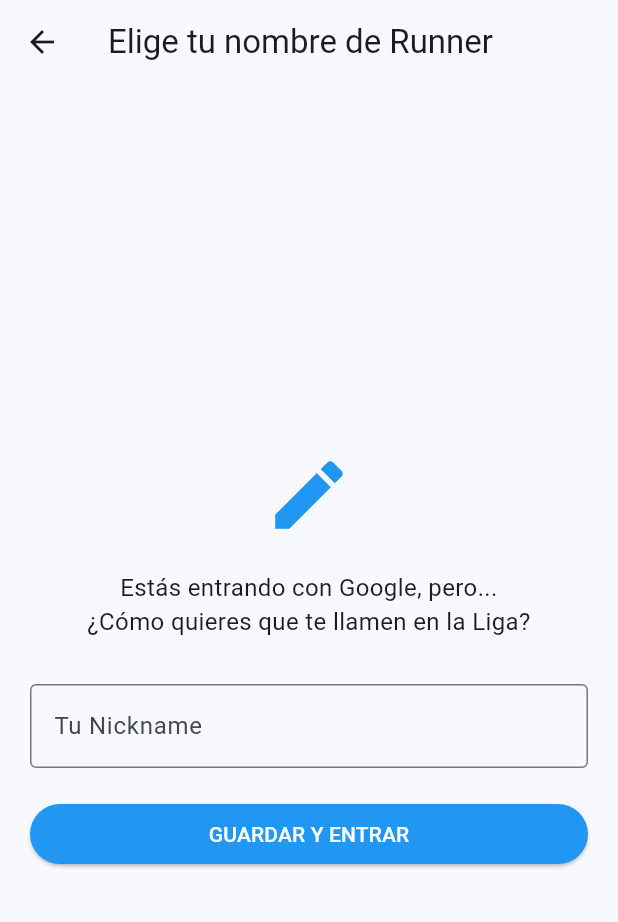
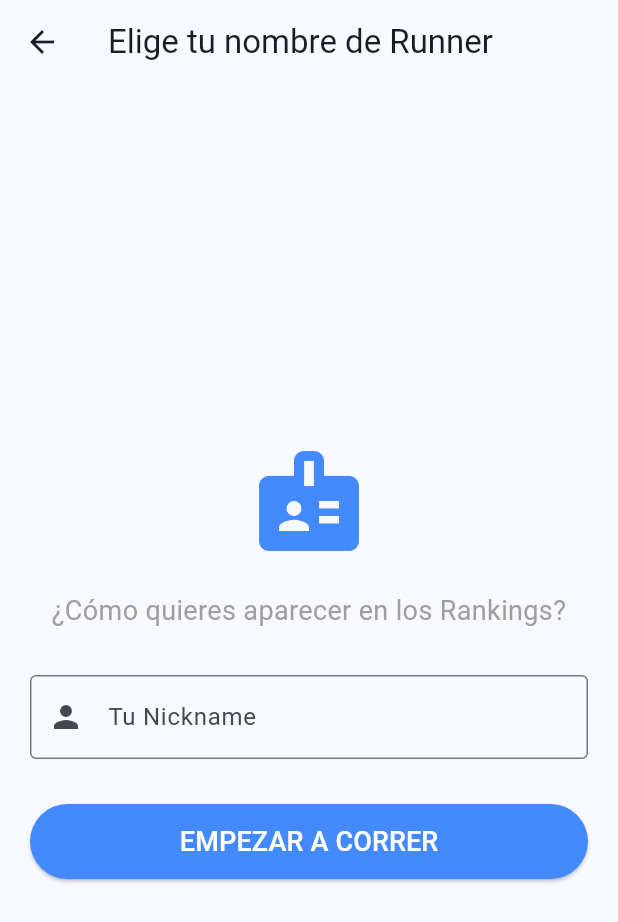
Before and after one commit to JMCLABAS/running_league, a Flutter app: the NicknameScreen screen opened directly, on a phone screen of 412 x 824 dp. Shown: the top 922 px of the screen. Run offline on Flutter 3.47's test engine with Material 3 defaults, Android fonts, the phone set to English and light mode, and no system bars; our stand-ins replace cloud_firestore, firebase_auth, firebase_core, flutter_map, flutter_tts, geolocator and 3 more; accounts and stored records are empty.

Commit message:
Arreglo nicknames en ligas

```diff
--- a/lib/main.dart
+++ b/lib/main.dart
@@ -10,7 +10,7 @@ import 'package:firebase_core/firebase_core.dart';
 import 'package:firebase_auth/firebase_auth.dart';
 
 // --- IMPORTS DE PANTALLAS ---
-import 'leagues_screen.dart'; // <--- Importante para que funcione la navegación a Ligas
+import 'leagues_screen.dart';
 import 'nickname_screen.dart';
 import 'db_helper.dart';
 import 'history_screen.dart';
@@ -49,7 +49,6 @@ class RunningLeagueApp extends StatelessWidget {
 
           if (snapshot.hasData) {
             final user = snapshot.data!;
-
             // Si tiene correo verificado, entra al mapa
             if (user.emailVerified) {
                return const MapScreen();
@@ -538,7 +537,7 @@ class _MapScreenState extends State<MapScreen> {
         ],
       ),
 
-      // --- MENÚ LATERAL (DRAWER) PARA NAVEGAR A LIGAS ---
+      // --- MENÚ LATERAL (DRAWER) LIMPIO ---
       drawer: Drawer(
         child: ListView(
           padding: EdgeInsets.zero,
@@ -571,6 +570,7 @@ class _MapScreenState extends State<MapScreen> {
                 );
               },
             ),
+            // AQUÍ YA NO ESTÁ EL BOTÓN DE FIX :)
           ],
         ),
       ),
--- a/lib/nickname_screen.dart
+++ b/lib/nickname_screen.dart
@@ -1,5 +1,6 @@
 import 'package:flutter/material.dart';
 import 'package:firebase_auth/firebase_auth.dart';
+import 'package:cloud_firestore/cloud_firestore.dart'; // <--- IMPORTANTE
 
 class NicknameScreen extends StatefulWidget {
   const NicknameScreen({super.key});
@@ -9,39 +10,47 @@ class NicknameScreen extends StatefulWidget {
 }
 
 class _NicknameScreenState extends State<NicknameScreen> {
-  final _nicknameController = TextEditingController();
+  final _controller = TextEditingController();
   bool _isLoading = false;
+  final _formKey = GlobalKey<FormState>();
 
   Future<void> _saveNickname() async {
-    if (_nicknameController.text.trim().isEmpty) {
-      ScaffoldMessenger.of(context).showSnackBar(
-        const SnackBar(content: Text("Por favor, escribe un nombre")),
-      );
-      return;
-    }
+    if (!_formKey.currentState!.validate()) return;
 
     setState(() => _isLoading = true);
 
     try {
-      // 1. Obtenemos el usuario actual
       final user = FirebaseAuth.instance.currentUser;
+      if (user == null) return;
 
-      if (user != null) {
-        // 2. Sobrescribimos el nombre de Google con el Nickname elegido
-        await user.updateDisplayName(_nicknameController.text.trim());
-        await user.reload(); // Confirmamos cambios
+      String nickname = _controller.text.trim();
+
+      // 1. Guardar en el perfil privado de Auth (Lo que ya hacías)
+      await user.updateDisplayName(nickname);
+      await user.reload(); // Recargar para asegurar que se aplica
+
+      // 2. GUARDAR EN FIRESTORE (LA FICHA PÚBLICA PARA EL RANKING)
+      // Esto crea o actualiza el documento en la colección 'users'
+      await FirebaseFirestore.instance.collection('users').doc(user.uid).set({
+        'displayName': nickname,
+        'email': user.email,
+        'photoURL': user.photoURL, // Si tienen foto de Google, la guardamos también
+        'lastUpdated': FieldValue.serverTimestamp(),
+      }, SetOptions(merge: true)); // 'merge: true' evita borrar otros datos si existieran
+
+      if (mounted) {
+        ScaffoldMessenger.of(context).showSnackBar(
+          const SnackBar(content: Text("¡Perfil creado correctamente! 🚀")),
+        );
+        // Volvemos a la pantalla anterior (o al Home si es la primera vez)
+        Navigator.pop(context);
       }
-
-      // 3. Volvemos al Login (que nos redirigirá al Mapa automáticamente)
+    } catch (e) {
       if (mounted) {
-        // Hacemos pop para volver, y el StreamBuilder del main detectará que ya estamos listos
-        Navigator.of(context).pop();
+        ScaffoldMessenger.of(context).showSnackBar(
+          SnackBar(content: Text("Error al guardar: $e")),
+        );
       }
-
-    } catch (e) {
-      ScaffoldMessenger.of(context).showSnackBar(
-        SnackBar(content: Text("Error: $e")),
-      );
     } finally {
       if (mounted) setState(() => _isLoading = false);
     }
@@ -53,44 +62,48 @@ class _NicknameScreenState extends State<NicknameScreen> {
       appBar: AppBar(title: const Text("Elige tu nombre de Runner")),
       body: Padding(
         padding: const EdgeInsets.all(20.0),
+        child: Form(
+          key: _formKey,
           child: Column(
             mainAxisAlignment: MainAxisAlignment.center,
             children: [
-            const Icon(Icons.edit, size: 60, color: Colors.blue),
+              const Icon(Icons.badge, size: 80, color: Colors.blueAccent),
               const SizedBox(height: 20),
               const Text(
-              "Estás entrando con Google, pero...\n¿Cómo quieres que te llamen en la Liga?",
+                "¿Cómo quieres aparecer en los Rankings?",
                 textAlign: TextAlign.center,
-              style: TextStyle(fontSize: 16),
+                style: TextStyle(fontSize: 18, color: Colors.grey),
               ),
               const SizedBox(height: 30),
-            TextField(
-              controller: _nicknameController,
+              TextFormField(
+                controller: _controller,
                 decoration: const InputDecoration(
                   labelText: "Tu Nickname",
-                hintText: "Ej: FlashGarcía",
                   border: OutlineInputBorder(),
+                  prefixIcon: Icon(Icons.person),
                 ),
-              textCapitalization: TextCapitalization.sentences,
+                validator: (val) =>
+                    val != null && val.isNotEmpty ? null : "Escribe un nombre",
               ),
-            const SizedBox(height: 20),
-            if (_isLoading)
-              const CircularProgressIndicator()
-            else
+              const SizedBox(height: 30),
               SizedBox(
                 width: double.infinity,
+                height: 50,
                 child: ElevatedButton(
-                  onPressed: _saveNickname,
+                  onPressed: _isLoading ? null : _saveNickname,
                   style: ElevatedButton.styleFrom(
-                    backgroundColor: Colors.blue,
+                    backgroundColor: Colors.blueAccent,
                     foregroundColor: Colors.white,
                   ),
-                  child: const Text("GUARDAR Y ENTRAR"),
+                  child: _isLoading
+                      ? const CircularProgressIndicator(color: Colors.white)
+                      : const Text("EMPEZAR A CORRER", style: TextStyle(fontSize: 18)),
                 ),
               ),
             ],
           ),
         ),
+      ),
     );
   }
 }
```
Also changed, not shown: lib/leagues_screen.dart (+11 -3 lines), lib/ranking_screen.dart (added, +190 -0 lines), lib/settings_screen.dart (+26 -12 lines). Lines whose indentation alone changed are shown as unchanged.
